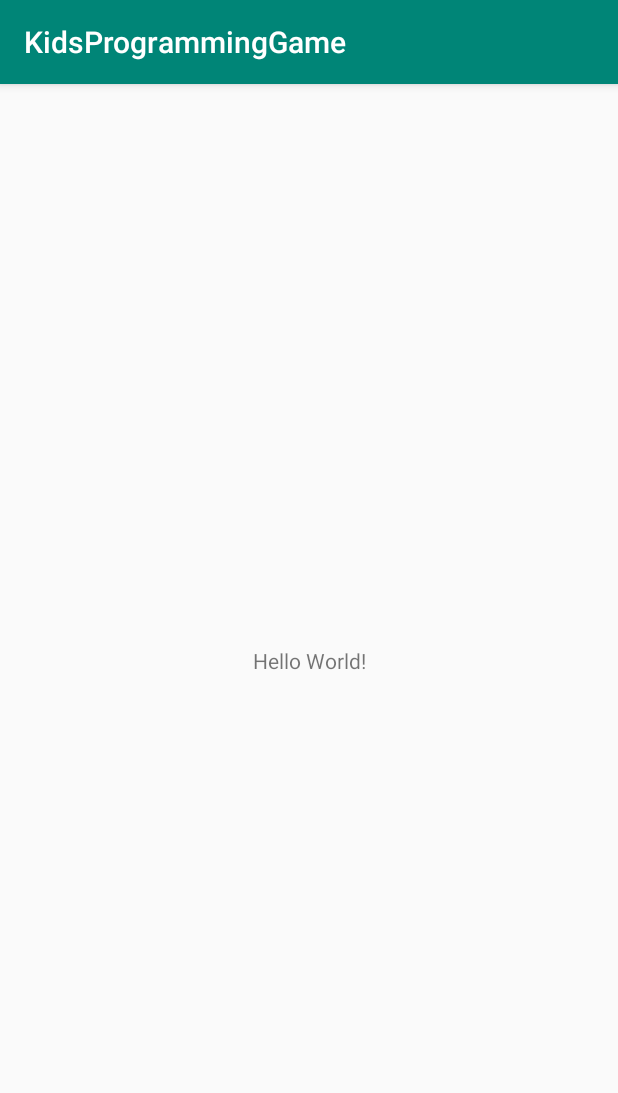
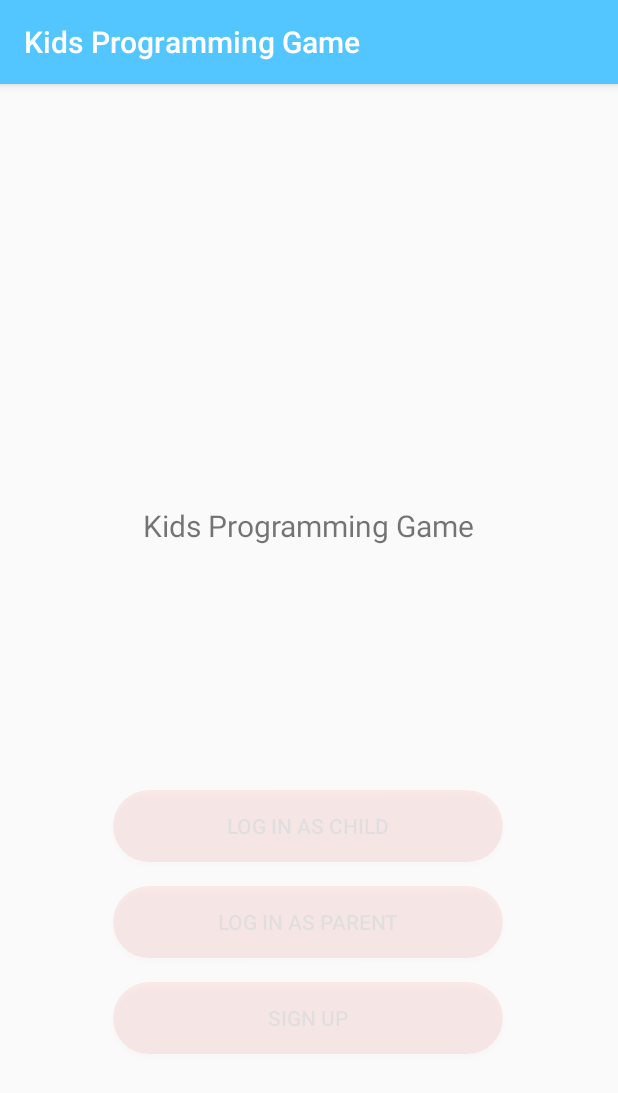
Before and after one commit to serenagibbons/kids-programming-game, an Android app: the screen it shows after launch (MainActivity before the commit, SplashActivity after it), on a phone screen of 412 x 824 dp. Shown: the top 1093 px of the screen. Run offline under Robolectric (Android 15) with nearby library versions, the phone set to English and light mode, and no system bars.

Commit message:
Add SplashActivity

```diff
--- a/app/build.gradle
+++ b/app/build.gradle
@@ -5,7 +5,7 @@ android {
     buildToolsVersion "29.0.2"
     defaultConfig {
         applicationId "com.example.kidsprogramminggame"
-        minSdkVersion 14
+        minSdkVersion 21
         targetSdkVersion 29
         versionCode 1
         versionName "1.0"
@@ -21,9 +21,9 @@ android {
 
 dependencies {
     implementation fileTree(dir: 'libs', include: ['*.jar'])
-    implementation 'androidx.appcompat:appcompat:1.0.2'
+    implementation 'androidx.appcompat:appcompat:1.1.0'
     implementation 'androidx.constraintlayout:constraintlayout:1.1.3'
     testImplementation 'junit:junit:4.12'
-    androidTestImplementation 'androidx.test:runner:1.1.1'
-    androidTestImplementation 'androidx.test.espresso:espresso-core:3.1.1'
+    androidTestImplementation 'androidx.test:runner:1.2.0'
+    androidTestImplementation 'androidx.test.espresso:espresso-core:3.2.0'
 }
--- a/app/src/main/AndroidManifest.xml
+++ b/app/src/main/AndroidManifest.xml
@@ -5,15 +5,17 @@
     <application
         android:allowBackup="true"
         android:icon="@mipmap/ic_launcher"
+        android:fullBackupContent="true"
         android:label="@string/app_name"
         android:roundIcon="@mipmap/ic_launcher_round"
         android:supportsRtl="true"
         android:theme="@style/AppTheme">
-        <activity android:name=".MainActivity">
+        <activity android:name=".SplashActivity">
             <intent-filter>
                 <action android:name="android.intent.action.MAIN" />
+                <action android:name="android.intent.action.VIEW"/>
+                <category android:name="android.intent.category.LAUNCHER" />
 
-                <category android:name="android.intent.category.LAUNCHER" />
             </intent-filter>
         </activity>
     </application>
--- a/app/src/main/java/com/example/kidsprogramminggame/MainActivity.java
+++ /dev/null
@@ -1,14 +0,0 @@
-package com.example.kidsprogramminggame;
-
-import androidx.appcompat.app.AppCompatActivity;
-
-import android.os.Bundle;
-
-public class MainActivity extends AppCompatActivity {
-
-    @Override
-    protected void onCreate(Bundle savedInstanceState) {
-        super.onCreate(savedInstanceState);
-        setContentView(R.layout.activity_main);
-    }
-}
--- /dev/null
+++ b/app/src/main/java/com/example/kidsprogramminggame/SplashActivity.java
@@ -0,0 +1,40 @@
+package com.example.kidsprogramminggame;
+
+import androidx.appcompat.app.AppCompatActivity;
+
+import android.content.Intent;
+import android.os.Bundle;
+import android.os.Handler;
+import android.view.View;
+import android.view.animation.Animation;
+import android.view.animation.AnimationUtils;
+import android.widget.Button;
+
+public class SplashActivity extends AppCompatActivity {
+
+    Button signUp, signInChild, signInParent;
+    @Override
+    protected void onCreate(Bundle savedInstanceState) {
+        super.onCreate(savedInstanceState);
+        setContentView(R.layout.activity_splash);
+
+        signUp = findViewById(R.id.btnSignUp);
+        signInChild = findViewById(R.id.btnChildSign);
+        signInParent = findViewById(R.id.btnParentSign);
+        final Animation fadeIn = AnimationUtils.loadAnimation(getApplicationContext(),R.anim.fade_in);
+
+        // show splash screen for 5 seconds before switching to LoginActivity
+        new Handler().postDelayed(new Runnable() {
+            @Override
+            public void run() {
+                signUp.startAnimation(fadeIn);
+                signInChild.startAnimation(fadeIn);
+                signInParent.startAnimation(fadeIn);
+
+                signUp.setVisibility(View.VISIBLE);
+                signInChild.setVisibility(View.VISIBLE);
+                signInParent.setVisibility(View.VISIBLE);
+            }
+        }, 5000);
+    }
+}
--- /dev/null
+++ b/app/src/main/res/anim/fade_in.xml
@@ -0,0 +1,9 @@
+<?xml version="1.0" encoding="utf-8"?>
+<set xmlns:android="http://schemas.android.com/apk/res/android"
+    android:interpolator="@android:anim/linear_interpolator">
+    <alpha
+        android:duration="2000"
+        android:fromAlpha="0.1"
+        android:toAlpha="1.0">
+    </alpha>
+</set>
--- /dev/null
+++ b/app/src/main/res/drawable/button_rounded.xml
@@ -0,0 +1,9 @@
+<?xml version="1.0" encoding="utf-8"?>
+<shape xmlns:android="http://schemas.android.com/apk/res/android"
+android:shape="rectangle">
+<solid android:color="@color/colorAccent" />
+<corners android:bottomRightRadius="32dp"
+    android:bottomLeftRadius="32dp"
+    android:topRightRadius="32dp"
+    android:topLeftRadius="32dp"/>
+</shape>
--- a/app/src/main/res/layout/activity_main.xml
+++ /dev/null
@@ -1,18 +0,0 @@
-<?xml version="1.0" encoding="utf-8"?>
-<androidx.constraintlayout.widget.ConstraintLayout xmlns:android="http://schemas.android.com/apk/res/android"
-    xmlns:app="http://schemas.android.com/apk/res-auto"
-    xmlns:tools="http://schemas.android.com/tools"
-    android:layout_width="match_parent"
-    android:layout_height="match_parent"
-    tools:context=".MainActivity">
-
-    <TextView
-        android:layout_width="wrap_content"
-        android:layout_height="wrap_content"
-        android:text="Hello World!"
-        app:layout_constraintBottom_toBottomOf="parent"
-        app:layout_constraintLeft_toLeftOf="parent"
-        app:layout_constraintRight_toRightOf="parent"
-        app:layout_constraintTop_toTopOf="parent" />
-
-</androidx.constraintlayout.widget.ConstraintLayout>
--- /dev/null
+++ b/app/src/main/res/layout/activity_splash.xml
@@ -0,0 +1,69 @@
+<?xml version="1.0" encoding="utf-8"?>
+<androidx.constraintlayout.widget.ConstraintLayout xmlns:android="http://schemas.android.com/apk/res/android"
+    xmlns:app="http://schemas.android.com/apk/res-auto"
+    xmlns:tools="http://schemas.android.com/tools"
+    android:layout_width="match_parent"
+    android:layout_height="match_parent"
+    tools:context=".SplashActivity">
+
+    <TextView
+        android:id="@+id/textLogo"
+        android:layout_width="wrap_content"
+        android:layout_height="wrap_content"
+        android:text="@string/app_name"
+        android:textSize="20sp"
+        app:layout_constraintBottom_toBottomOf="parent"
+        app:layout_constraintLeft_toLeftOf="parent"
+        app:layout_constraintRight_toRightOf="parent"
+        app:layout_constraintTop_toTopOf="parent"
+        app:layout_constraintVertical_bias="0.379" />
+
+    <Button
+        android:id="@+id/btnParentSign"
+        android:layout_width="260dp"
+        android:layout_height="wrap_content"
+        android:layout_marginTop="16dp"
+        android:layout_marginBottom="16dp"
+        android:background="@drawable/button_rounded"
+        android:text="@string/label_btnParentSign"
+        android:visibility="invisible"
+        app:layout_constraintBottom_toBottomOf="parent"
+        app:layout_constraintEnd_toEndOf="parent"
+        app:layout_constraintHorizontal_bias="0.496"
+        app:layout_constraintStart_toStartOf="parent"
+        app:layout_constraintTop_toBottomOf="@+id/btnChildSign"
+        app:layout_constraintVertical_bias="0.0" />
+
+    <Button
+        android:id="@+id/btnSignUp"
+        android:layout_width="260dp"
+        android:layout_height="wrap_content"
+        android:layout_marginTop="16dp"
+        android:layout_marginBottom="16dp"
+        android:background="@drawable/button_rounded"
+        android:text="@string/label_btnSignUp"
+        android:visibility="invisible"
+        app:layout_constraintBottom_toBottomOf="parent"
+        app:layout_constraintEnd_toEndOf="parent"
+        app:layout_constraintHorizontal_bias="0.496"
+        app:layout_constraintStart_toStartOf="parent"
+        app:layout_constraintTop_toBottomOf="@+id/btnParentSign"
+        app:layout_constraintVertical_bias="0.0" />
+
+    <Button
+        android:id="@+id/btnChildSign"
+        android:layout_width="260dp"
+        android:layout_height="wrap_content"
+        android:layout_marginTop="16dp"
+        android:layout_marginBottom="16dp"
+        android:background="@drawable/button_rounded"
+        android:text="@string/label_btnChildSign"
+        android:visibility="invisible"
+        app:layout_constraintBottom_toBottomOf="parent"
+        app:layout_constraintEnd_toEndOf="parent"
+        app:layout_constraintHorizontal_bias="0.496"
+        app:layout_constraintStart_toStartOf="parent"
+        app:layout_constraintTop_toBottomOf="@+id/textLogo"
+        app:layout_constraintVertical_bias="0.386" />
+
+</androidx.constraintlayout.widget.ConstraintLayout>
--- a/app/src/main/res/values/colors.xml
+++ b/app/src/main/res/values/colors.xml
@@ -1,6 +1,8 @@
 <?xml version="1.0" encoding="utf-8"?>
 <resources>
-    <color name="colorPrimary">#008577</color>
-    <color name="colorPrimaryDark">#00574B</color>
-    <color name="colorAccent">#D81B60</color>
+    <color name="colorPrimary">#53C6FF</color>
+    <color name="colorPrimaryDark">#0499DD</color>
+    <color name="colorAccent">#F55D51</color>
+    <color name="white">#FFF</color>
+    <color name="colorBackground">#81CEFD</color>
 </resources>
--- a/app/src/main/res/values/strings.xml
+++ b/app/src/main/res/values/strings.xml
@@ -1,3 +1,12 @@
 <resources>
-    <string name="app_name">KidsProgrammingGame</string>
+    <!--Text labels-->
+    <string name="app_name">Kids Programming Game</string>
+    <string name="promptLogIn">Already have an account?</string>
+    <string name="promptPlay">Ready to play?</string>
+
+    <!--Button labels-->
+    <string name="label_btnChildSign">Log in as Child</string>
+    <string name="label_btnParentSign">Log in as Parent</string>
+    <string name="label_btnSignUp">Sign Up</string>
+
 </resources>
```
